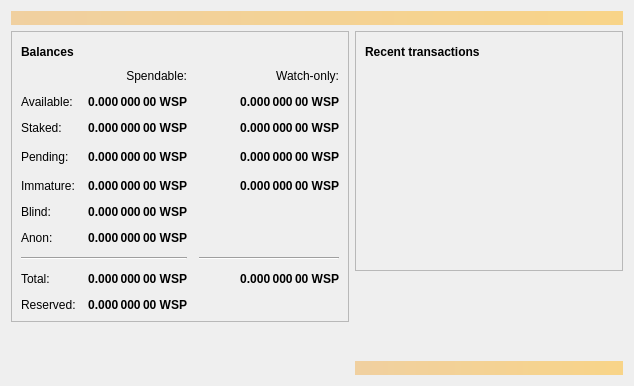
Old version of the form src/qt/forms/overviewpage.ui in the repository THETCR/core.
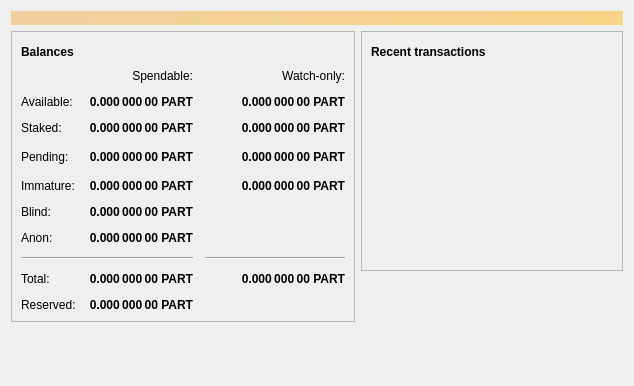
New version of the form. Icons and pictures are not drawn.

```diff
--- a/src/qt/forms/overviewpage.ui
+++ b/src/qt/forms/overviewpage.ui
@@ -129,7 +129,7 @@
                <string>Your current staked balance</string>
               </property>
               <property name="text">
-               <string notr="true">0.000 000 00 WSP</string>
+               <string notr="true">0.000 000 00 PART</string>
               </property>
               <property name="alignment">
                <set>Qt::AlignRight|Qt::AlignTrailing|Qt::AlignVCenter</set>
@@ -154,7 +154,7 @@
                <string>Your current watch-only staked balance</string>
               </property>
               <property name="text">
-               <string notr="true">0.000 000 00 WSP</string>
+               <string notr="true">0.000 000 00 PART</string>
               </property>
               <property name="alignment">
                <set>Qt::AlignRight|Qt::AlignTrailing|Qt::AlignVCenter</set>
@@ -179,7 +179,7 @@
                <string>Mined balance in watch-only addresses that has not yet matured</string>
               </property>
               <property name="text">
-               <string notr="true">0.000 000 00 WSP</string>
+               <string notr="true">0.000 000 00 PART</string>
               </property>
               <property name="alignment">
                <set>Qt::AlignRight|Qt::AlignTrailing|Qt::AlignVCenter</set>
@@ -217,7 +217,7 @@
                <string>Mined balance that has not yet matured</string>
               </property>
               <property name="text">
-               <string notr="true">0.000 000 00 WSP</string>
+               <string notr="true">0.000 000 00 PART</string>
               </property>
               <property name="alignment">
                <set>Qt::AlignRight|Qt::AlignTrailing|Qt::AlignVCenter</set>
@@ -242,7 +242,7 @@
                <string>Unconfirmed transactions to watch-only addresses</string>
               </property>
               <property name="text">
-               <string notr="true">0.000 000 00 WSP</string>
+               <string notr="true">0.000 000 00 PART</string>
               </property>
               <property name="alignment">
                <set>Qt::AlignRight|Qt::AlignTrailing|Qt::AlignVCenter</set>
@@ -267,7 +267,7 @@
                <string>Total of transactions that have yet to be confirmed, and do not yet count toward the spendable balance</string>
               </property>
               <property name="text">
-               <string notr="true">0.000 000 00 WSP</string>
+               <string notr="true">0.000 000 00 PART</string>
               </property>
               <property name="alignment">
                <set>Qt::AlignRight|Qt::AlignTrailing|Qt::AlignVCenter</set>
@@ -318,7 +318,7 @@
                <string>Current total balance in watch-only addresses</string>
               </property>
               <property name="text">
-               <string notr="true">0.000 000 00 WSP</string>
+               <string notr="true">0.000 000 00 PART</string>
               </property>
               <property name="alignment">
                <set>Qt::AlignRight|Qt::AlignTrailing|Qt::AlignVCenter</set>
@@ -350,7 +350,7 @@
                <string>Your current total balance</string>
               </property>
               <property name="text">
-               <string notr="true">0.000 000 00 WSP</string>
+               <string notr="true">0.000 000 00 PART</string>
               </property>
               <property name="alignment">
                <set>Qt::AlignRight|Qt::AlignTrailing|Qt::AlignVCenter</set>
@@ -406,7 +406,7 @@
                <string>Your current balance in watch-only addresses</string>
               </property>
               <property name="text">
-               <string notr="true">0.000 000 00 WSP</string>
+               <string notr="true">0.000 000 00 PART</string>
               </property>
               <property name="alignment">
                <set>Qt::AlignRight|Qt::AlignTrailing|Qt::AlignVCenter</set>
@@ -455,7 +455,7 @@
                <string>Your current spendable blinded balance</string>
               </property>
               <property name="text">
-               <string notr="true">0.000 000 00 WSP</string>
+               <string notr="true">0.000 000 00 PART</string>
               </property>
               <property name="alignment">
                <set>Qt::AlignRight|Qt::AlignTrailing|Qt::AlignVCenter</set>
@@ -487,7 +487,7 @@
                <string>Your current spendable anon balance</string>
               </property>
               <property name="text">
-               <string notr="true">0.000 000 00 WSP</string>
+               <string notr="true">0.000 000 00 PART</string>
               </property>
               <property name="alignment">
                <set>Qt::AlignRight|Qt::AlignTrailing|Qt::AlignVCenter</set>
@@ -512,7 +512,7 @@
                <string>Your current spendable balance</string>
               </property>
               <property name="text">
-               <string notr="true">0.000 000 00 WSP</string>
+               <string notr="true">0.000 000 00 PART</string>
               </property>
               <property name="alignment">
                <set>Qt::AlignRight|Qt::AlignTrailing|Qt::AlignVCenter</set>
@@ -544,7 +544,7 @@
                <string>Your current spendable balance</string>
               </property>
               <property name="text">
-               <string notr="true">0.000 000 00 WSP</string>
+               <string notr="true">0.000 000 00 PART</string>
               </property>
               <property name="alignment">
                <set>Qt::AlignRight|Qt::AlignTrailing|Qt::AlignVCenter</set>
@@ -683,28 +683,6 @@
          </property>
         </spacer>
        </item>
-       <item>
-        <widget class="QLabel" name="labelAlerts">
-         <property name="maximumSize">
-          <size>
-           <width>16777215</width>
-           <height>16777215</height>
-          </size>
-         </property>
-         <property name="styleSheet">
-          <string notr="true">background-color: qlineargradient(x1: 0, y1: 0, x2: 1, y2: 0, stop:0 #F0D0A0, stop:1 #F8D488); color:#000000;</string>
-         </property>
-         <property name="text">
-          <string/>
-         </property>
-         <property name="wordWrap">
-          <bool>true</bool>
-         </property>
-         <property name="margin">
-          <number>3</number>
-         </property>
-        </widget>
-       </item>
       </layout>
      </item>
     </layout>
```
Left out of the diff: 4 changed lines with no effect on the pictures.
